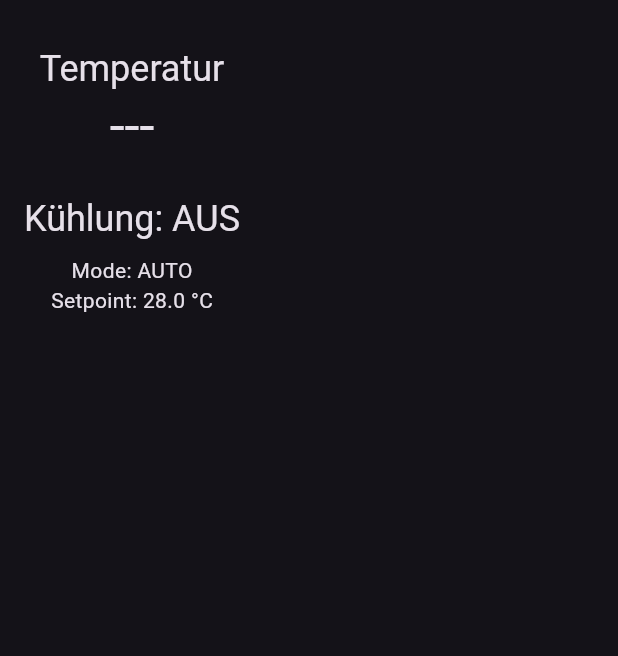
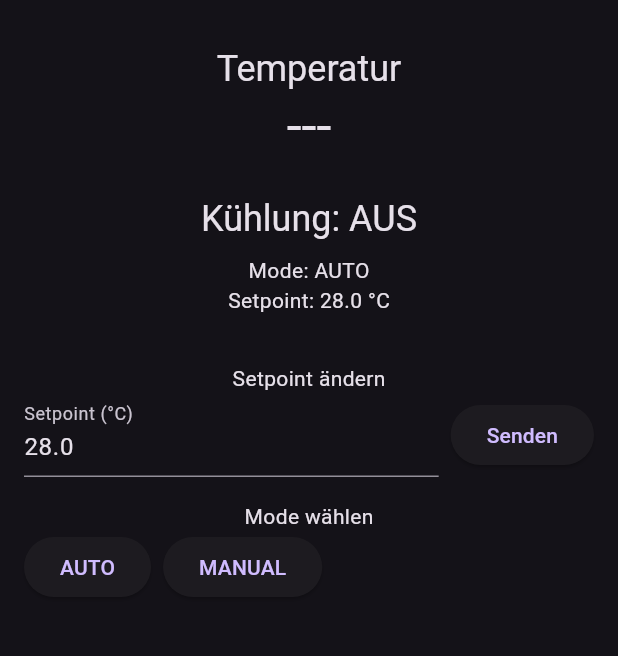
Before and after one commit to Cheesemonkey01/fldi-smart-factory_lukas, a Flutter app: the screen it shows after launch, on a phone screen of 412 x 824 dp, the part 63-719 px from its top. Run offline on Flutter 3.47's test engine with Material 3 defaults, Android fonts, the phone set to English and light mode, and no system bars; missing offline and left inert: mqtt_client.

Commit message:
Add command controls for setpoint and mode

```diff
--- a/flutter_hmi/lib/main.dart
+++ b/flutter_hmi/lib/main.dart
@@ -8,6 +8,8 @@ const broker = 'localhost'; // ggf. IP des PCs/Servers
 const port = 1883;
 const topicTemperature = 'factory/lightcell/telemetry/temperature';
 const topicStateCooling = 'factory/lightcell/state/cooling';
+const topicCmdSetpoint = 'factory/lightcell/command/setpoint';
+const topicCmdMode = 'factory/lightcell/command/mode';
 
 void main() {
   runApp(const SmartFactoryApp());
@@ -40,6 +42,8 @@ class _DashboardPageState extends State<DashboardPage> {
   bool coolingOn = false;
   String mode = 'AUTO';
   double setpoint = 28.0;
+  final TextEditingController _setpointController =
+      TextEditingController(text: '28.0');
 
   @override
   void initState() {
@@ -109,6 +113,37 @@ class _DashboardPageState extends State<DashboardPage> {
     debugPrint('Disconnected from MQTT broker');
   }
 
+  void _publishSetpoint() {
+    if (client.connectionStatus?.state != MqttConnectionState.connected) return;
+
+    final value = double.tryParse(_setpointController.text);
+    if (value == null) return;
+
+    final payload = jsonEncode({'setpoint': value});
+    final builder = MqttClientPayloadBuilder();
+    builder.addString(payload);
+
+    client.publishMessage(
+      topicCmdSetpoint,
+      MqttQos.atMostOnce,
+      builder.payload!,
+    );
+  }
+
+  void _publishMode(String newMode) {
+    if (client.connectionStatus?.state != MqttConnectionState.connected) return;
+
+    final payload = jsonEncode({'mode': newMode});
+    final builder = MqttClientPayloadBuilder();
+    builder.addString(payload);
+
+    client.publishMessage(
+      topicCmdMode,
+      MqttQos.atMostOnce,
+      builder.payload!,
+    );
+  }
+
   @override
   void dispose() {
     client.disconnect();
@@ -136,6 +171,42 @@ class _DashboardPageState extends State<DashboardPage> {
             const SizedBox(height: 8),
             Text('Mode: $mode'),
             Text('Setpoint: ${setpoint.toStringAsFixed(1)} °C'),
+            const SizedBox(height: 32),
+            Text('Setpoint ändern'),
+            Row(
+              children: [
+                Expanded(
+                  child: TextField(
+                    controller: _setpointController,
+                    keyboardType:
+                        const TextInputType.numberWithOptions(decimal: true),
+                    decoration: const InputDecoration(
+                      labelText: 'Setpoint (°C)',
+                    ),
+                  ),
+                ),
+                const SizedBox(width: 8),
+                ElevatedButton(
+                  onPressed: _publishSetpoint,
+                  child: const Text('Senden'),
+                ),
+              ],
+            ),
+            const SizedBox(height: 16),
+            Text('Mode wählen'),
+            Row(
+              children: [
+                ElevatedButton(
+                  onPressed: () => _publishMode('AUTO'),
+                  child: const Text('AUTO'),
+                ),
+                const SizedBox(width: 8),
+                ElevatedButton(
+                  onPressed: () => _publishMode('MANUAL'),
+                  child: const Text('MANUAL'),
+                ),
+              ],
+            ),
           ],
         ),
       ),
```
